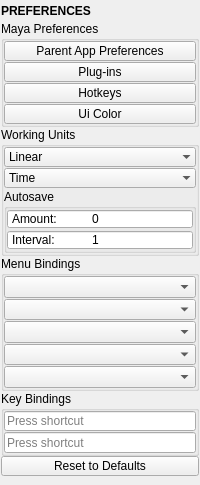
m3trik/tentacle, file tentacle/ui/preferences.ui: the form before one commit.
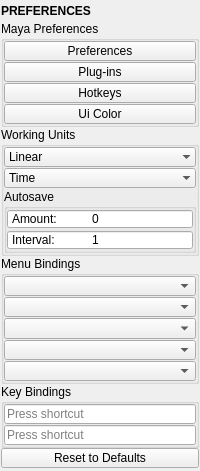
The form after the commit. Custom widgets are drawn as their Qt base class.

Diff of the .ui file:
```diff
--- a/tentacle/ui/preferences.ui
+++ b/tentacle/ui/preferences.ui
@@ -10,7 +10,7 @@
     <x>0</x>
     <y>0</y>
     <width>200</width>
-    <height>485</height>
+    <height>471</height>
    </rect>
   </property>
   <property name="windowTitle">
@@ -105,7 +105,7 @@
             </size>
            </property>
            <property name="text">
-            <string>Parent App Preferences</string>
+            <string>Preferences</string>
            </property>
           </widget>
          </item>
```
